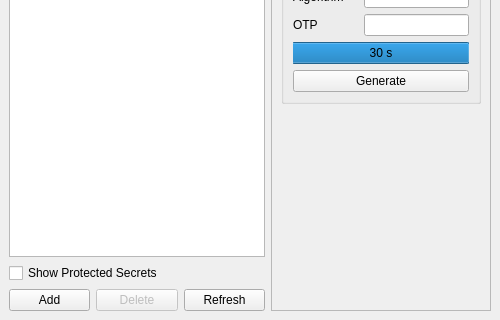
The window that nitrokeyapp/ui/secrets_tab.ui (Nitrokey/nitrokey-app2) describes before a commit, drawn with Qt 5; both pictures show x 0 to 500 and y 157 to 477 of the 500 by 477 pixel window.
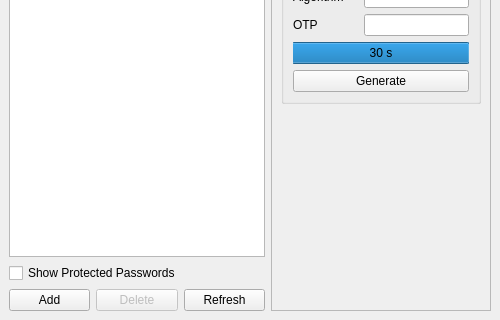
The same window after the commit.

Commit message:
secrets: Rename Secrets to Passwords in UI
Fixes: https://github.com/Nitrokey/nitrokey-app2/issues/108

What changed in the file:
```diff
--- a/nitrokeyapp/ui/secrets_tab.ui
+++ b/nitrokeyapp/ui/secrets_tab.ui
@@ -100,7 +100,7 @@
           <item>
            <widget class="QCheckBox" name="checkBoxProtected">
             <property name="text">
-             <string>Show Protected Secrets</string>
+             <string>Show Protected Passwords</string>
             </property>
            </widget>
           </item>
```
The commit also changes 3 other files.
